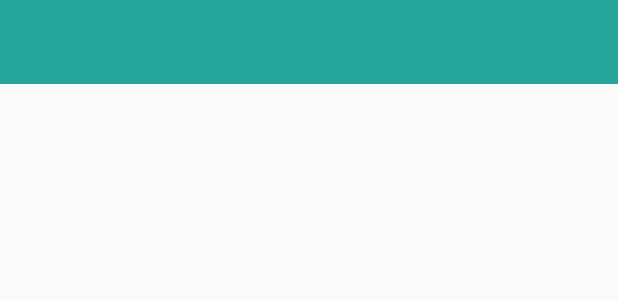
After one commit to DiegoDigo/CrocheMaria, an Android app: the layout activity_detalhe.xml on its own in the app's theme, with its tools: preview values and no code run, on a phone screen of 412 x 824 dp. The commit adds this screen. Shown: the top 300 px of the screen. Run offline under Robolectric (Android 15) with nearby library versions, the phone set to English and light mode, and no system bars.

Commit message:
criaçao da tela de detalha produto

```diff
--- a/app/src/main/AndroidManifest.xml
+++ b/app/src/main/AndroidManifest.xml
@@ -2,7 +2,7 @@
 <manifest xmlns:android="http://schemas.android.com/apk/res/android"
     package="com.diego.crochemaria">
 
-    <uses-permission android:name="android.permission.INTERNET"/>
+    <uses-permission android:name="android.permission.INTERNET" />
 
     <application
         android:allowBackup="true"
@@ -17,6 +17,7 @@
                 <category android:name="android.intent.category.LAUNCHER" />
             </intent-filter>
         </activity>
+        <activity android:name=".views.DetalheActivity"></activity>
     </application>
 
 </manifest>
--- a/app/src/main/java/com/diego/crochemaria/adapters/ProdutoAdapterRecly.java
+++ b/app/src/main/java/com/diego/crochemaria/adapters/ProdutoAdapterRecly.java
@@ -35,13 +35,11 @@ public class ProdutoAdapterRecly extends RecyclerView.Adapter {
     @Override
     public void onBindViewHolder(RecyclerView.ViewHolder holder, int position) {
         Typeface fontProduto = Typeface.createFromAsset(context.getAssets(),"Pacifico-Regular.ttf");
-        Typeface fontDescricao = Typeface.createFromAsset(context.getAssets(),"YanoneKaffeesatz-Light.ttf");
+//FIXME:Mudar para a tela de detalhe produto
+//        Typeface fontDescricao = Typeface.createFromAsset(context.getAssets(),"YanoneKaffeesatz-Light.ttf");
 
         ProdutoViewHolder viewHolder = (ProdutoViewHolder) holder;
         viewHolder.nomeProduto.setText(produtos.get(position).getNome());
-        viewHolder.nomeProduto.setTypeface(fontProduto);
-        viewHolder.descicaoProduto.setText(produtos.get(position).getDescricao());
-        viewHolder.descicaoProduto.setTypeface(fontDescricao);
         viewHolder.valorProduto.setText(String.format("R$ ",produtos.get(position).getPreco().toString()));
         Context c = viewHolder.img.getContext();
         Picasso.with(c).load(produtos.get(position).getImagem()).into(viewHolder.img);
--- a/app/src/main/java/com/diego/crochemaria/adapters/ProdutoViewHolder.java
+++ b/app/src/main/java/com/diego/crochemaria/adapters/ProdutoViewHolder.java
@@ -13,7 +13,7 @@ import com.diego.crochemaria.R;
 
 public class ProdutoViewHolder extends RecyclerView.ViewHolder{
 
-    final TextView nomeProduto, valorProduto , descicaoProduto;
+    final TextView nomeProduto, valorProduto ;
     final ImageView img;
 
 
@@ -23,7 +23,6 @@ public class ProdutoViewHolder extends RecyclerView.ViewHolder{
         this.nomeProduto = (TextView) itemView.findViewById(R.id.produto);
         this.valorProduto = (TextView) itemView.findViewById(R.id.preco);
         this.img = (ImageView) itemView.findViewById(R.id.img);
-        this.descicaoProduto = (TextView) itemView.findViewById(R.id.descricao);
 
     }
 
--- /dev/null
+++ b/app/src/main/res/layout/activity_detalhe.xml
@@ -0,0 +1,12 @@
+<?xml version="1.0" encoding="utf-8"?>
+<RelativeLayout xmlns:android="http://schemas.android.com/apk/res/android"
+    xmlns:tools="http://schemas.android.com/tools"
+    android:id="@+id/activity_detalhe"
+    android:layout_width="match_parent"
+    android:layout_height="match_parent"
+    tools:context="com.diego.crochemaria.views.DetalheActivity">
+
+    <include android:id="@+id/toolbar"
+    layout="@layout/toolbar"/>
+
+</RelativeLayout>
```
Also changed, not shown: app/src/main/java/com/diego/crochemaria/models/produto/DetalheProduto.java (+24 -1 lines), app/src/main/java/com/diego/crochemaria/models/produto/ImagemProduto.java (added, +21 -0 lines), app/src/main/java/com/diego/crochemaria/models/produto/Produto.java (+0 -9 lines), app/src/main/java/com/diego/crochemaria/models/vendas/Teste.java (added, +8 -0 lines), app/src/main/java/com/diego/crochemaria/views/DetalheActivity.java (added, +30 -0 lines), app/src/main/res/layout/layout_produto.xml (+1 -13 lines).
